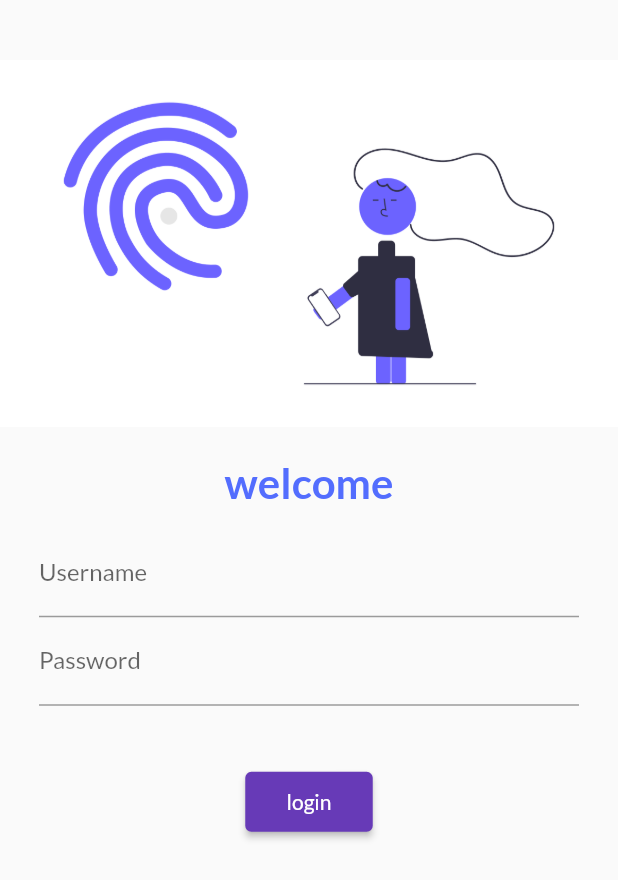
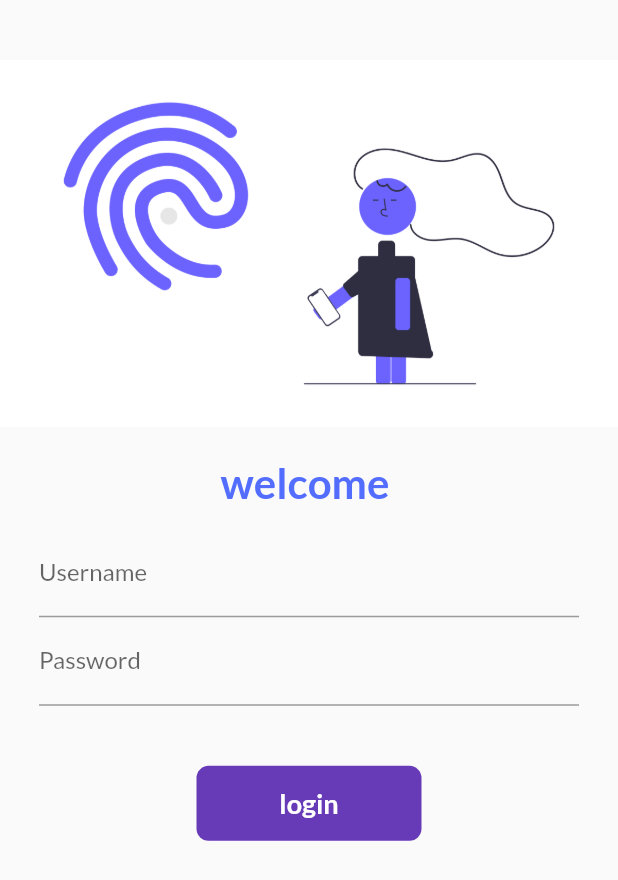
Before and after one commit to aditya1602/new-flutter, a Flutter app: the screen it shows after launch, on a phone screen of 412 x 824 dp. Shown: the top 880 px of the screen. Run offline on Flutter 3.47's test engine with Material 2 defaults, Android fonts, the phone set to English and light mode, and no system bars; our stand-ins replace google_fonts.

```diff
--- a/lib/pages/login_page.dart
+++ b/lib/pages/login_page.dart
@@ -2,17 +2,25 @@
 
 import 'package:flutter/cupertino.dart';
 import 'package:flutter/material.dart';
+import 'package:flutter/painting.dart';
 import 'package:flutter/rendering.dart';
 import "package:flutter_dec_17/utilities/routes.dart";
 
-class loginPage extends StatelessWidget {
+class loginPage extends StatefulWidget {
   const loginPage({Key? key}) : super(key: key);
 
   @override
+  State<loginPage> createState() => _loginPageState();
+}
+
+class _loginPageState extends State<loginPage> {
+  String name = "";
+  bool changeButton =false;
+  @override
   Widget build(BuildContext context) {
     return Material(
-    child:SingleChildScrollView(
-        child: Column(
+        child:SingleChildScrollView(
+            child: Column(
       children: [
         SizedBox(
           height: 40,
@@ -25,7 +33,7 @@ class loginPage extends StatelessWidget {
           height: 20,
         ),
         Text(
-          "welcome",
+          "welcome $name",
           style: TextStyle(
               fontSize: 28,
               fontWeight: FontWeight.bold,
@@ -38,6 +46,10 @@ class loginPage extends StatelessWidget {
               TextFormField(
                 decoration: InputDecoration(
                     hintText: "Enter Username", labelText: "Username"),
+                onChanged: (value) {
+                  name = value;
+                  setState(() {});
+                },
               ),
               TextFormField(
                 obscureText: true,
@@ -47,13 +59,35 @@ class loginPage extends StatelessWidget {
               SizedBox(
                 height: 40,
               ),
-              ElevatedButton(
-                onPressed: () {
+              InkWell(
+                onTap:() async{
+                  setState(() {
+                    changeButton=true;
+                  });
+                  await Future.delayed(Duration(seconds: 1));
                   Navigator.pushNamed(context,MyRoutes.homeRoute);
                 },
-                style: TextButton.styleFrom(minimumSize: Size(85, 40)),
-                child: Text("login"),
-              )
+              child:AnimatedContainer(
+                duration: Duration(seconds: 1),
+                width: changeButton ? 50 : 150,
+                height: 50,
+                alignment: Alignment.center,
+                child: changeButton?Icon(Icons.done,color: Colors.white,): Text("login",
+                style: TextStyle(color: Colors.white,
+                fontWeight:FontWeight.bold,fontSize: 18)),
+                decoration: BoxDecoration(
+                  color: Colors.deepPurple,
+
+                  borderRadius: BorderRadius.circular(changeButton ?50 :8)
+                ),
+              ))
+              // ElevatedButton(
+              //   onPressed: () {
+              //     Navigator.pushNamed(context,MyRoutes.homeRoute);
+              //   },
+              //   style: TextButton.styleFrom(minimumSize: Size(85, 40)),
+              //   child: Text("login"),
+              // )
             ],
           ),
         )
```
